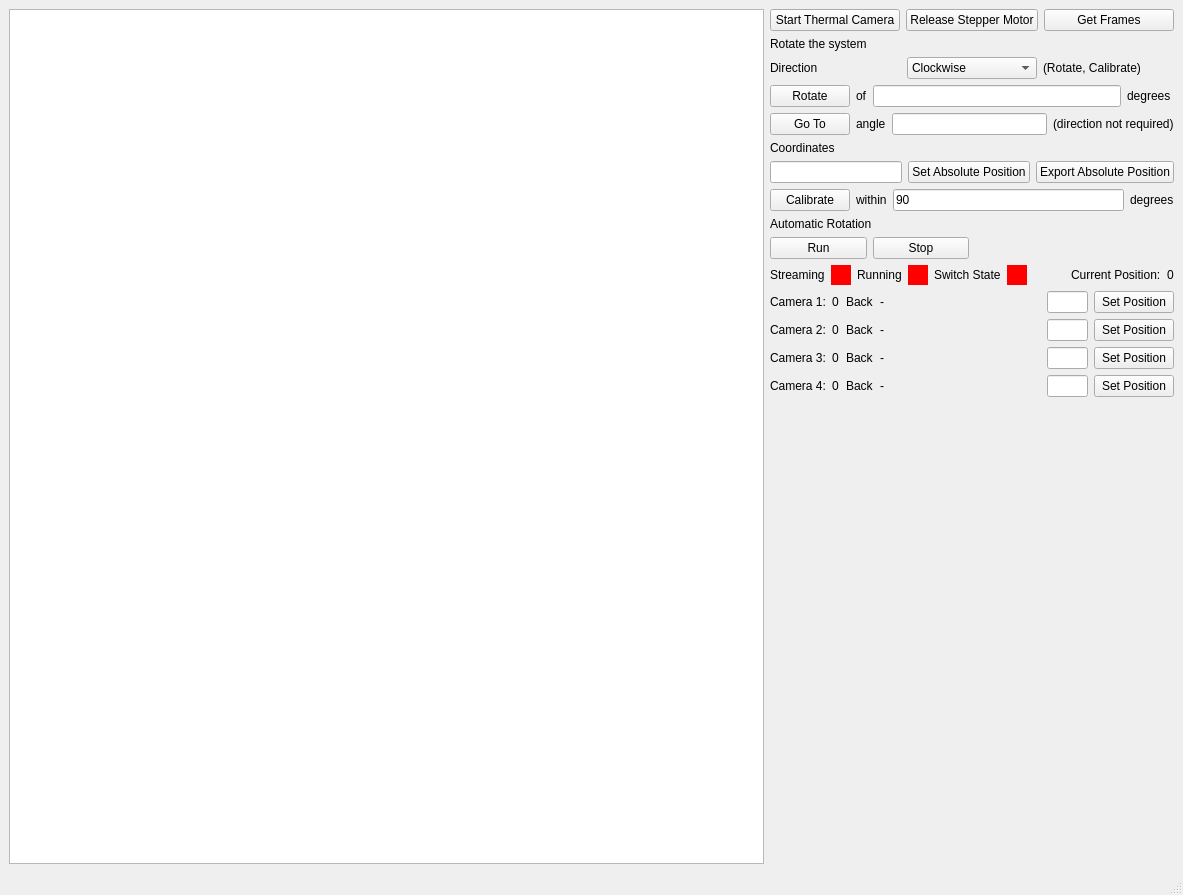
The window that coldroom/thermal_camera.ui (pisaoutertracker/integration_tools) describes before a commit, drawn with Qt 5.
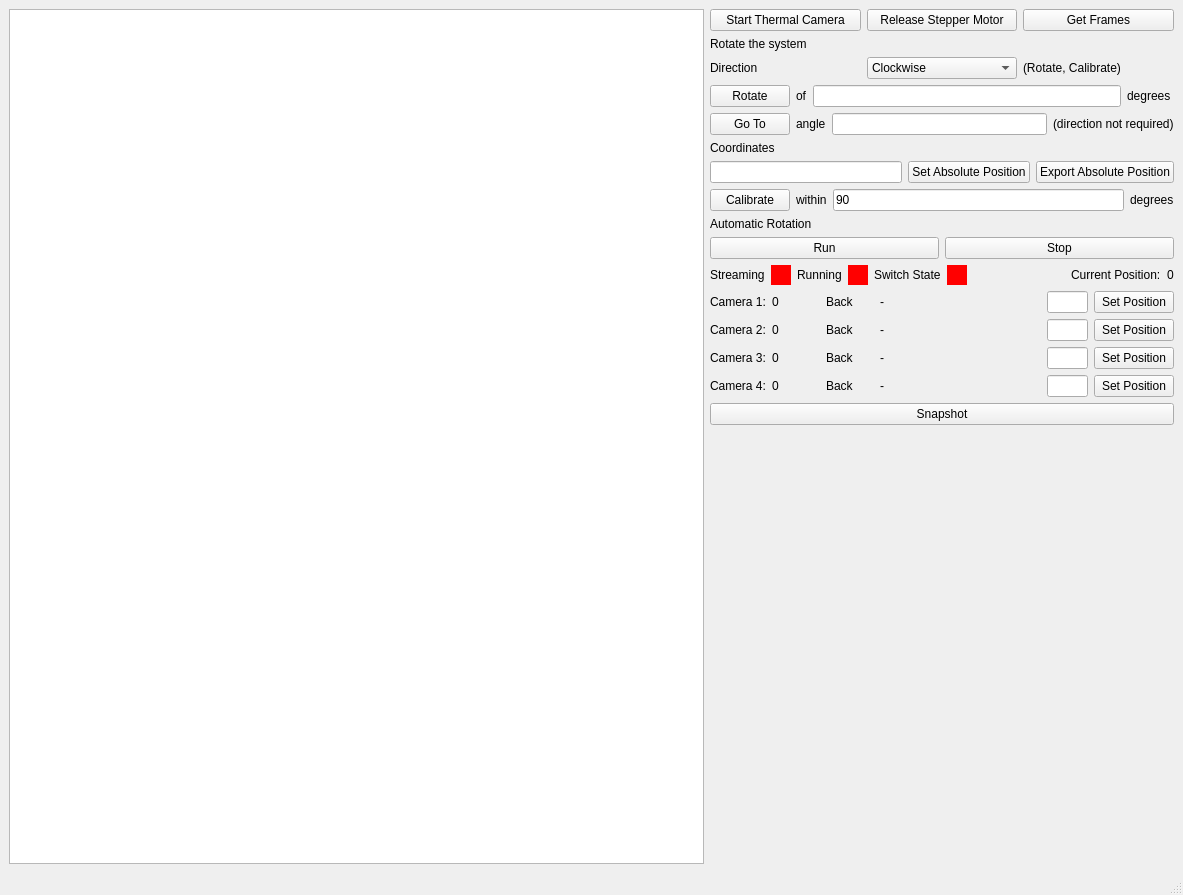
The same window after the commit.

```diff
--- a/coldroom/thermal_camera.ui
+++ b/coldroom/thermal_camera.ui
@@ -14,49 +14,50 @@
    <string>MainWindow</string>
   </property>
   <widget class="QWidget" name="centralwidget">
-   <layout class="QGridLayout" name="gridLayout_4">
-    <item row="3" column="1" colspan="2">
-     <layout class="QHBoxLayout" name="horizontalLayout_3">
-      <item>
-       <widget class="QPushButton" name="rotate_PB">
-        <property name="text">
-         <string>Rotate</string>
-        </property>
-       </widget>
-      </item>
-      <item>
-       <widget class="QLabel" name="label_4">
-        <property name="text">
-         <string>of</string>
-        </property>
-       </widget>
-      </item>
-      <item>
-       <widget class="QLineEdit" name="ip_DAngle_LE"/>
-      </item>
-      <item>
-       <widget class="QLabel" name="label_5">
-        <property name="text">
-         <string>degrees </string>
-        </property>
-       </widget>
-      </item>
-     </layout>
-    </item>
-    <item row="12" column="2">
-     <spacer name="verticalSpacer">
-      <property name="orientation">
-       <enum>Qt::Vertical</enum>
-      </property>
-      <property name="sizeHint" stdset="0">
+   <layout class="QGridLayout" name="gridLayout_2">
+    <item row="0" column="0" rowspan="14">
+     <widget class="QGraphicsView" name="graphicsView">
+      <property name="minimumSize">
        <size>
-        <width>20</width>
-        <height>28</height>
+        <width>695</width>
+        <height>584</height>
        </size>
       </property>
-     </spacer>
+     </widget>
     </item>
-    <item row="2" column="1" colspan="2">
+    <item row="0" column="1">
+     <layout class="QHBoxLayout" name="horizontalLayout">
+      <item>
+       <widget class="QPushButton" name="relse_mtr_PB_2">
+        <property name="text">
+         <string>Start Thermal Camera</string>
+        </property>
+       </widget>
+      </item>
+      <item>
+       <widget class="QPushButton" name="relse_mtr_PB">
+        <property name="text">
+         <string>Release Stepper Motor</string>
+        </property>
+       </widget>
+      </item>
+      <item>
+       <widget class="QPushButton" name="get_frms_PB">
+        <property name="text">
+         <string>Get Frames</string>
+        </property>
+       </widget>
+      </item>
+     </layout>
+    </item>
+    <item row="1" column="1">
+     <widget class="QLabel" name="label_3">
+      <property name="text">
+       <string>Rotate the system</string>
+      </property>
+     </widget>
+    </item>
+    <item row="2" column="1">
      <layout class="QHBoxLayout" name="horizontalLayout_2">
       <item>
        <widget class="QLabel" name="label_8">
@@ -88,6 +89,62 @@
       </item>
      </layout>
     </item>
+    <item row="3" column="1">
+     <layout class="QHBoxLayout" name="horizontalLayout_3">
+      <item>
+       <widget class="QPushButton" name="rotate_PB">
+        <property name="text">
+         <string>Rotate</string>
+        </property>
+       </widget>
+      </item>
+      <item>
+       <widget class="QLabel" name="label_4">
+        <property name="text">
+         <string>of</string>
+        </property>
+       </widget>
+      </item>
+      <item>
+       <widget class="QLineEdit" name="ip_DAngle_LE"/>
+      </item>
+      <item>
+       <widget class="QLabel" name="label_5">
+        <property name="text">
+         <string>degrees </string>
+        </property>
+       </widget>
+      </item>
+     </layout>
+    </item>
+    <item row="4" column="1">
+     <layout class="QHBoxLayout" name="horizontalLayout_4">
+      <item>
+       <widget class="QPushButton" name="go_to_PB">
+        <property name="text">
+         <string>Go To</string>
+        </property>
+       </widget>
+      </item>
+      <item>
+       <widget class="QLabel" name="label_6">
+        <property name="text">
+         <string>angle</string>
+        </property>
+       </widget>
+      </item>
+      <item>
+       <widget class="QLineEdit" name="ip_angle_LE"/>
+      </item>
+      <item>
+       <widget class="QLabel" name="label_7">
+        <property name="text">
+         <string>(direction not required)</string>
+        </property>
+       </widget>
+      </item>
+     </layout>
+    </item>
     <item row="5" column="1">
      <widget class="QLabel" name="label_2">
       <property name="text">
@@ -95,6 +152,59 @@
       </property>
      </widget>
     </item>
+    <item row="6" column="1">
+     <layout class="QHBoxLayout" name="horizontalLayout_5">
+      <item>
+       <widget class="QLineEdit" name="ip_abs_pos_LE"/>
+      </item>
+      <item>
+       <widget class="QPushButton" name="set_abs_pos_PB">
+        <property name="text">
+         <string>Set Absolute Position</string>
+        </property>
+       </widget>
+      </item>
+      <item>
+       <widget class="QPushButton" name="export_abs_pos_PB">
+        <property name="text">
+         <string>Export Absolute Position</string>
+        </property>
+       </widget>
+      </item>
+     </layout>
+    </item>
+    <item row="7" column="1">
+     <layout class="QHBoxLayout" name="horizontalLayout_6">
+      <item>
+       <widget class="QPushButton" name="calibrate_PB">
+        <property name="text">
+         <string>Calibrate</string>
+        </property>
+       </widget>
+      </item>
+      <item>
+       <widget class="QLabel" name="ip_limiting_angle_lbl">
+        <property name="text">
+         <string>within</string>
+        </property>
+       </widget>
+      </item>
+      <item>
+       <widget class="QLineEdit" name="ip_angle_LE_2">
+        <property name="text">
+         <string>90</string>
+        </property>
+       </widget>
+      </item>
+      <item>
+       <widget class="QLabel" name="ip_limiting_angle_lbl_3">
+        <property name="text">
+         <string>degrees</string>
+        </property>
+       </widget>
+      </item>
+     </layout>
+    </item>
     <item row="8" column="1">
      <widget class="QLabel" name="label">
       <property name="text">
@@ -102,7 +212,134 @@
       </property>
      </widget>
     </item>
-    <item row="11" column="1" colspan="2">
+    <item row="9" column="1">
+     <layout class="QHBoxLayout" name="horizontalLayout_7">
+      <item>
+       <widget class="QPushButton" name="run_PB">
+        <property name="text">
+         <string>Run</string>
+        </property>
+       </widget>
+      </item>
+      <item>
+       <widget class="QPushButton" name="stop_PB">
+        <property name="text">
+         <string>Stop</string>
+        </property>
+       </widget>
+      </item>
+     </layout>
+    </item>
+    <item row="10" column="1">
+     <layout class="QHBoxLayout" name="horizontalLayout_8">
+      <item>
+       <widget class="QLabel" name="streaming_img_lbl">
+        <property name="text">
+         <string>Streaming</string>
+        </property>
+       </widget>
+      </item>
+      <item>
+       <widget class="QFrame" name="streamin_image_flag">
+        <property name="minimumSize">
+         <size>
+          <width>20</width>
+          <height>20</height>
+         </size>
+        </property>
+        <property name="styleSheet">
+         <string notr="true">background-color: red;</string>
+        </property>
+        <property name="frameShape">
+         <enum>QFrame::NoFrame</enum>
+        </property>
+        <property name="frameShadow">
+         <enum>QFrame::Raised</enum>
+        </property>
+       </widget>
+      </item>
+      <item>
+       <widget class="QLabel" name="run_stat_flg_lbl">
+        <property name="text">
+         <string>Running</string>
+        </property>
+       </widget>
+      </item>
+      <item>
+       <widget class="QFrame" name="run_stat_flg">
+        <property name="minimumSize">
+         <size>
+          <width>20</width>
+          <height>20</height>
+         </size>
+        </property>
+        <property name="styleSheet">
+         <string notr="true">background-color: red;</string>
+        </property>
+        <property name="frameShape">
+         <enum>QFrame::NoFrame</enum>
+        </property>
+        <property name="frameShadow">
+         <enum>QFrame::Raised</enum>
+        </property>
+       </widget>
+      </item>
+      <item>
+       <widget class="QLabel" name="label_10">
+        <property name="text">
+         <string>Switch State</string>
+        </property>
+       </widget>
+      </item>
+      <item>
+       <widget class="QFrame" name="switch_state_flag">
+        <property name="minimumSize">
+         <size>
+          <width>20</width>
+          <height>20</height>
+         </size>
+        </property>
+        <property name="styleSheet">
+         <string notr="true">background-color: red;</string>
+        </property>
+        <property name="frameShape">
+         <enum>QFrame::NoFrame</enum>
+        </property>
+        <property name="frameShadow">
+         <enum>QFrame::Raised</enum>
+        </property>
+       </widget>
+      </item>
+      <item>
+       <spacer name="horizontalSpacer">
+        <property name="orientation">
+         <enum>Qt::Horizontal</enum>
+        </property>
+        <property name="sizeHint" stdset="0">
+         <size>
+          <width>38</width>
+          <height>17</height>
+         </size>
+        </property>
+       </spacer>
+      </item>
+      <item>
+       <widget class="QLabel" name="pos_lbl">
+        <property name="text">
+         <string>Current Position:</string>
+        </property>
+       </widget>
+      </item>
+      <item>
+       <widget class="QLabel" name="ip_limiting_angle_lbl_2">
+        <property name="text">
+         <string>0</string>
+        </property>
+       </widget>
+      </item>
+     </layout>
+    </item>
+    <item row="11" column="1">
      <layout class="QGridLayout" name="gridLayout">
       <item row="0" column="0">
        <widget class="QLabel" name="camera_id_label_1">
@@ -322,255 +559,25 @@
       </item>
      </layout>
     </item>
-    <item row="6" column="1" colspan="2">
-     <layout class="QHBoxLayout" name="horizontalLayout_5">
-      <item>
-       <widget class="QLineEdit" name="ip_abs_pos_LE"/>
-      </item>
-      <item>
-       <widget class="QPushButton" name="set_abs_pos_PB">
-        <property name="text">
-         <string>Set Absolute Position</string>
-        </property>
-       </widget>
-      </item>
-      <item>
-       <widget class="QPushButton" name="export_abs_pos_PB">
-        <property name="text">
-         <string>Export Absolute Position</string>
-        </property>
-       </widget>
-      </item>
-     </layout>
-    </item>
-    <item row="7" column="1" colspan="2">
-     <layout class="QHBoxLayout" name="horizontalLayout_6">
-      <item>
-       <widget class="QPushButton" name="calibrate_PB">
-        <property name="text">
-         <string>Calibrate</string>
-        </property>
-       </widget>
-      </item>
-      <item>
-       <widget class="QLabel" name="ip_limiting_angle_lbl">
-        <property name="text">
-         <string>within</string>
-        </property>
-       </widget>
-      </item>
-      <item>
-       <widget class="QLineEdit" name="ip_angle_LE_2">
-        <property name="text">
-         <string>90</string>
-        </property>
-       </widget>
-      </item>
-      <item>
-       <widget class="QLabel" name="ip_limiting_angle_lbl_3">
-        <property name="text">
-         <string>degrees</string>
-        </property>
-       </widget>
-      </item>
-     </layout>
-    </item>
-    <item row="0" column="1" colspan="2">
-     <layout class="QHBoxLayout" name="horizontalLayout">
-      <item>
-       <widget class="QPushButton" name="relse_mtr_PB_2">
-        <property name="text">
-         <string>Start Thermal Camera</string>
-        </property>
-       </widget>
-      </item>
-      <item>
-       <widget class="QPushButton" name="relse_mtr_PB">
-        <property name="text">
-         <string>Release Stepper Motor</string>
-        </property>
-       </widget>
-      </item>
-      <item>
-       <widget class="QPushButton" name="get_frms_PB">
-        <property name="text">
-         <string>Get Frames</string>
-        </property>
-       </widget>
-      </item>
-     </layout>
-    </item>
-    <item row="4" column="1" colspan="2">
-     <layout class="QHBoxLayout" name="horizontalLayout_4">
-      <item>
-       <widget class="QPushButton" name="go_to_PB">
-        <property name="text">
-         <string>Go To</string>
-        </property>
-       </widget>
-      </item>
-      <item>
-       <widget class="QLabel" name="label_6">
-        <property name="text">
-         <string>angle</string>
-        </property>
-       </widget>
-      </item>
-      <item>
-       <widget class="QLineEdit" name="ip_angle_LE"/>
-      </item>
-      <item>
-       <widget class="QLabel" name="label_7">
-        <property name="text">
-         <string>(direction not required)</string>
-        </property>
-       </widget>
-      </item>
-     </layout>
-    </item>
-    <item row="9" column="1">
-     <layout class="QHBoxLayout" name="horizontalLayout_7">
-      <item>
-       <widget class="QPushButton" name="run_PB">
-        <property name="text">
-         <string>Run</string>
-        </property>
-       </widget>
-      </item>
-      <item>
-       <widget class="QPushButton" name="stop_PB">
-        <property name="text">
-         <string>Stop</string>
-        </property>
-       </widget>
-      </item>
-     </layout>
-    </item>
-    <item row="1" column="1">
-     <widget class="QLabel" name="label_3">
+    <item row="12" column="1">
+     <widget class="QPushButton" name="snapshot_PB">
       <property name="text">
-       <string>Rotate the system</string>
+       <string>Snapshot</string>
       </property>
      </widget>
     </item>
-    <item row="10" column="1" colspan="2">
-     <layout class="QHBoxLayout" name="horizontalLayout_8">
-      <item>
-       <widget class="QLabel" name="streaming_img_lbl">
-        <property name="text">
-         <string>Streaming</string>
-        </property>
-       </widget>
-      </item>
-      <item>
-       <widget class="QFrame" name="streamin_image_flag">
-        <property name="minimumSize">
-         <size>
-          <width>20</width>
-          <height>20</height>
-         </size>
-        </property>
-        <property name="styleSheet">
-         <string notr="true">background-color: red;</string>
-        </property>
-        <property name="frameShape">
-         <enum>QFrame::NoFrame</enum>
-        </property>
-        <property name="frameShadow">
-         <enum>QFrame::Raised</enum>
-        </property>
-       </widget>
-      </item>
-      <item>
-       <widget class="QLabel" name="run_stat_flg_lbl">
-        <property name="text">
-         <string>Running</string>
-        </property>
-       </widget>
-      </item>
-      <item>
-       <widget class="QFrame" name="run_stat_flg">
-        <property name="minimumSize">
-         <size>
-          <width>20</width>
-          <height>20</height>
-         </size>
-        </property>
-        <property name="styleSheet">
-         <string notr="true">background-color: red;</string>
-        </property>
-        <property name="frameShape">
-         <enum>QFrame::NoFrame</enum>
-        </property>
-        <property name="frameShadow">
-         <enum>QFrame::Raised</enum>
-        </property>
-       </widget>
-      </item>
-      <item>
-       <widget class="QLabel" name="label_10">
-        <property name="text">
-         <string>Switch State</string>
-        </property>
-       </widget>
-      </item>
-      <item>
-       <widget class="QFrame" name="switch_state_flag">
-        <property name="minimumSize">
-         <size>
-          <width>20</width>
-          <height>20</height>
-         </size>
-        </property>
-        <property name="styleSheet">
-         <string notr="true">background-color: red;</string>
-        </property>
-        <property name="frameShape">
-         <enum>QFrame::NoFrame</enum>
-        </property>
-        <property name="frameShadow">
-         <enum>QFrame::Raised</enum>
-        </property>
-       </widget>
-      </item>
-      <item>
-       <spacer name="horizontalSpacer">
-        <property name="orientation">
-         <enum>Qt::Horizontal</enum>
-        </property>
-        <property name="sizeHint" stdset="0">
-         <size>
-          <width>38</width>
-          <height>17</height>
-         </size>
-        </property>
-       </spacer>
-      </item>
-      <item>
-       <widget class="QLabel" name="pos_lbl">
-        <property name="text">
-         <string>Current Position:</string>
-        </property>
-       </widget>
-      </item>
-      <item>
-       <widget class="QLabel" name="ip_limiting_angle_lbl_2">
-        <property name="text">
-         <string>0</string>
-        </property>
-       </widget>
-      </item>
-     </layout>
-    </item>
-    <item row="0" column="0" rowspan="13">
-     <widget class="QGraphicsView" name="graphicsView">
-      <property name="minimumSize">
+    <item row="13" column="1">
+     <spacer name="verticalSpacer">
+      <property name="orientation">
+       <enum>Qt::Vertical</enum>
+      </property>
+      <property name="sizeHint" stdset="0">
        <size>
-        <width>695</width>
-        <height>584</height>
+        <width>20</width>
+        <height>28</height>
        </size>
       </property>
-     </widget>
+     </spacer>
     </item>
    </layout>
   </widget>
```
